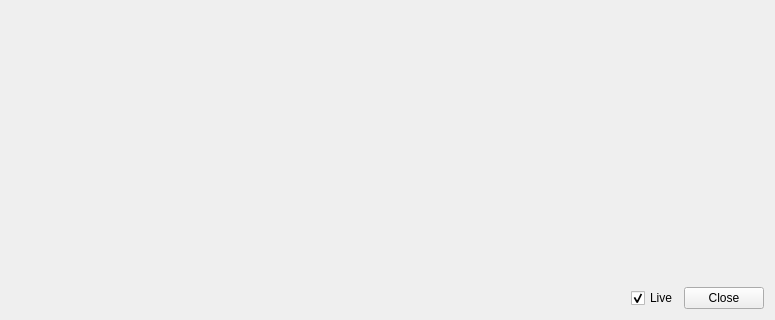
First picture: the form in CuteCaspar/MidiPanelDialog.ui, repository geertdaelemans/CuteCaspar, before the edit; both pictures show x 0 to 775 and y 271 to 591 of the 775 by 591 pixel window.
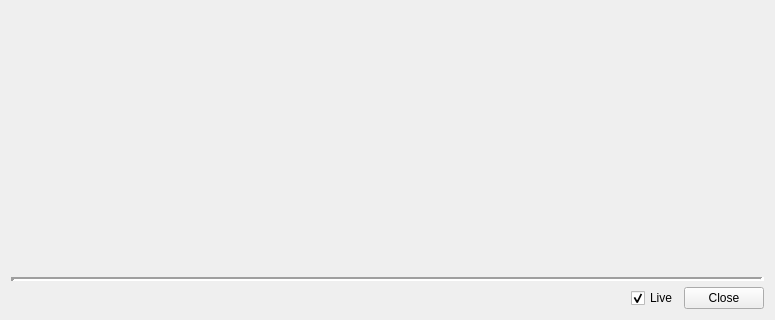
Second picture: the form after the edit. Icons and pictures are not drawn.

Commit message: Divided MIDI Control panel in effects and actions.

The edit to the form file:
```diff
--- a/CuteCaspar/MidiPanelDialog.ui
+++ b/CuteCaspar/MidiPanelDialog.ui
@@ -19,6 +19,8 @@
   </property>
   <layout class="QVBoxLayout" name="verticalLayout">
    <item>
+    <layout class="QVBoxLayout" name="verticalLayout_2">
+     <item>
     <layout class="QGridLayout" name="theGrid">
      <item row="0" column="0">
       <spacer name="verticalSpacer">
@@ -32,6 +34,27 @@
         </size>
        </property>
       </spacer>
+       </item>
+       <item row="1" column="0">
+        <widget class="Line" name="line">
+         <property name="minimumSize">
+          <size>
+           <width>0</width>
+           <height>4</height>
+          </size>
+         </property>
+         <property name="lineWidth">
+          <number>4</number>
+         </property>
+         <property name="orientation">
+          <enum>Qt::Horizontal</enum>
+         </property>
+        </widget>
+       </item>
+      </layout>
+     </item>
+     <item>
+      <layout class="QHBoxLayout" name="theActions"/>
      </item>
     </layout>
    </item>
```
Lines whose indentation alone changed are shown as unchanged. The commit also changes 2 other files.
